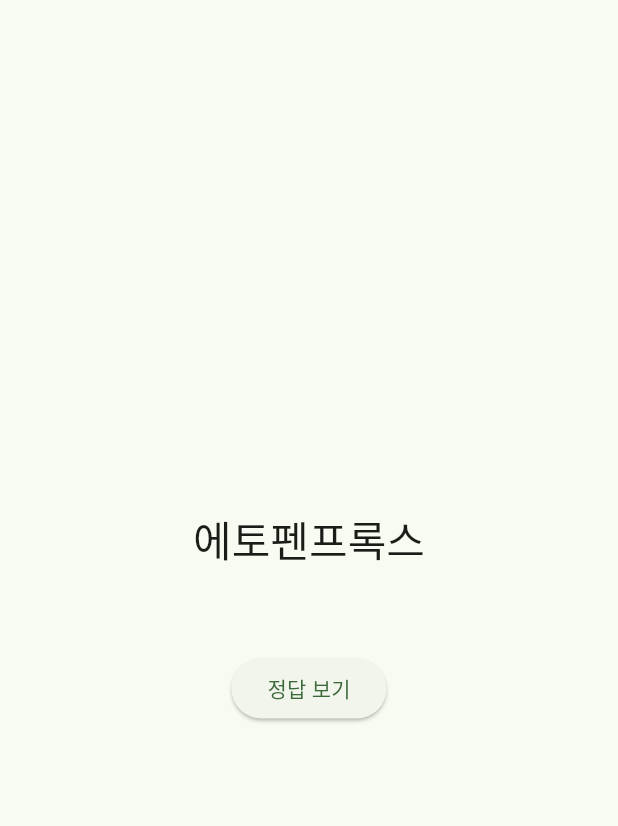
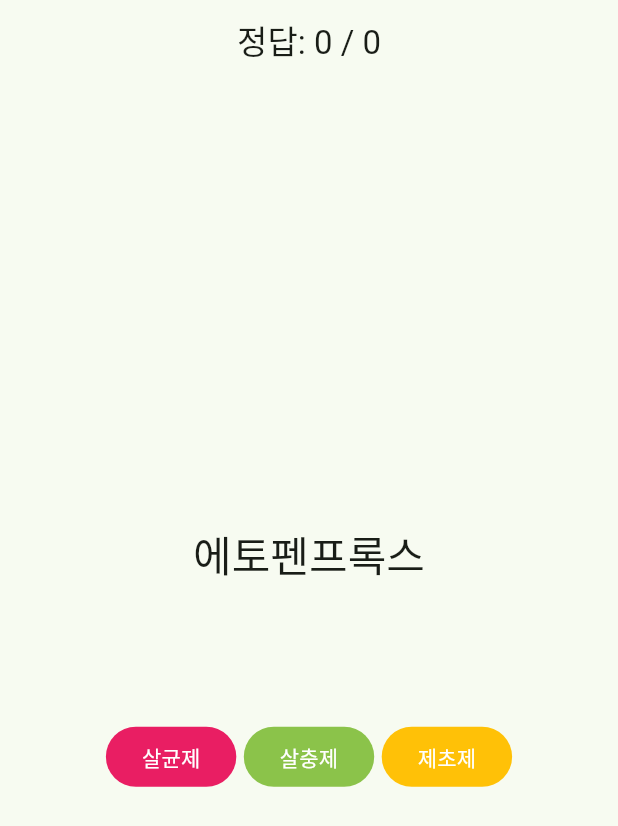
Before and after one commit to zzoroak/cidequiz, a Flutter app: the screen it shows after launch, on a phone screen of 412 x 824 dp. Shown: the top 826 px of the screen. Run offline on Flutter 3.47's test engine with Material 3 defaults, Android fonts, the phone set to English and light mode, and no system bars; our stand-ins replace csv.

Commit message:
Show score

```diff
--- a/lib/main.dart
+++ b/lib/main.dart
@@ -37,9 +37,14 @@ class _MyHomePageState extends State<MyHomePage> {
   bool _isLoading = true;
   List<List<dynamic>> _data = [];
   int _randomNumber = 0;
+
+  int totalCounter = 0;
+  int rightCounter = 0;
+
   String _currentText = "";
   String _currentAnswer = "";
   bool _isShowAnswer = true;
+  bool _isRight = false;
 
   @override
   void initState() {
@@ -49,7 +54,8 @@ class _MyHomePageState extends State<MyHomePage> {
 
   void loadData() async {
     final rawData = await rootBundle.loadString('data/data.csv');
-    List<List<dynamic>> csvData = const CsvToListConverter(eol: '\n').convert(rawData);
+    List<List<dynamic>> csvData =
+        const CsvToListConverter(eol: '\n').convert(rawData);
 
     setState(() {
       _data = csvData;
@@ -64,13 +70,17 @@ class _MyHomePageState extends State<MyHomePage> {
         _randomNumber = Random().nextInt(_data.length);
         _currentText = _data[_randomNumber][0].toString();
         _currentAnswer = _data[_randomNumber][1].toString();
+        _isRight = false; // 새로운 질문 시 정답 여부 초기화
       });
     }
   }
 
-  void changeButton() {
+  void changeButton(String answer) {
     setState(() {
       if (_isShowAnswer) {
+        _isRight = identical(_currentAnswer.substring(0,2), answer);
+        totalCounter++;
+        if (_isRight) rightCounter++;
         _isShowAnswer = false; // 정답 보여주기
       } else {
         _showNextRandom();
@@ -82,6 +92,12 @@ class _MyHomePageState extends State<MyHomePage> {
   @override
   Widget build(BuildContext context) {
     return Scaffold(
+      appBar: AppBar(
+          centerTitle: true,
+          title: Text("정답: " +
+              rightCounter.toString() +
+              " / " +
+              totalCounter.toString())),
       body: Center(
         child: _isLoading
             ? const CircularProgressIndicator()
@@ -92,18 +108,59 @@ class _MyHomePageState extends State<MyHomePage> {
                     _data.isNotEmpty ? _currentText : '데이터가 없습니다.',
                     style: Theme.of(context).textTheme.headlineMedium,
                   ),
-                  const SizedBox(height: 10),
+                  const SizedBox(height: 20),
+                  Text(_isShowAnswer
+                      ? " "
+                      : _isRight
+                          ? "⭕"
+                          : "❌"),
+                  const SizedBox(height: 5),
                   Text(
                     _data.isNotEmpty
                         ? _isShowAnswer
                             ? " "
+                            : _isRight
+                                ? _currentAnswer
                                 : _currentAnswer
                         : " ",
-                      style: Theme.of(context).textTheme.titleLarge),
+                    style: Theme.of(context).textTheme.titleLarge,
+                  ),
                   const SizedBox(height: 20),
-                  ElevatedButton(
-                    onPressed: changeButton,
-                    child: Text(_isShowAnswer ? "정답 보기" : "다음"),
+                  _isShowAnswer
+                      ? Row(
+                          mainAxisAlignment: MainAxisAlignment.center,
+                          children: [
+                            FilledButton(
+                              style: ButtonStyle(
+                                backgroundColor:
+                                    WidgetStateProperty.all(Colors.pink),
+                              ),
+                              onPressed: () => changeButton("살균"),
+                              child: const Text("살균제"),
+                            ),
+                            const SizedBox(width: 5),
+                            FilledButton(
+                              style: ButtonStyle(
+                                backgroundColor:
+                                    WidgetStateProperty.all(Colors.lightGreen),
+                              ),
+                              onPressed: () => changeButton("살충"),
+                              child: const Text("살충제"),
+                            ),
+                            const SizedBox(width: 5),
+                            FilledButton(
+                              style: ButtonStyle(
+                                backgroundColor:
+                                    WidgetStateProperty.all(Colors.amber),
+                              ),
+                              onPressed: () => changeButton("제초"),
+                              child: const Text("제초제"),
+                            ),
+                          ],
+                        )
+                      : FilledButton(
+                          onPressed: () => changeButton(""),
+                          child: const Text("다음"),
                         ),
                 ],
               ),
```
Lines whose indentation alone changed are shown as unchanged.
